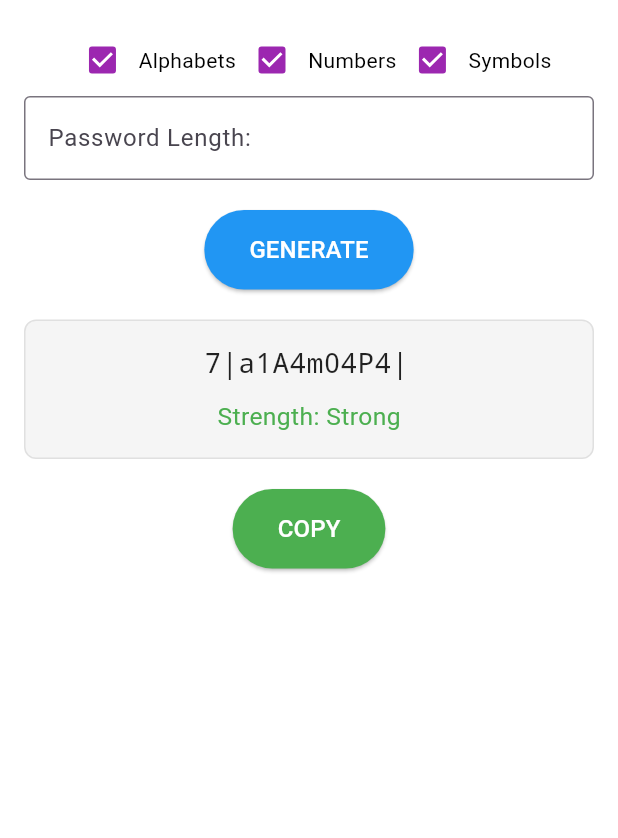
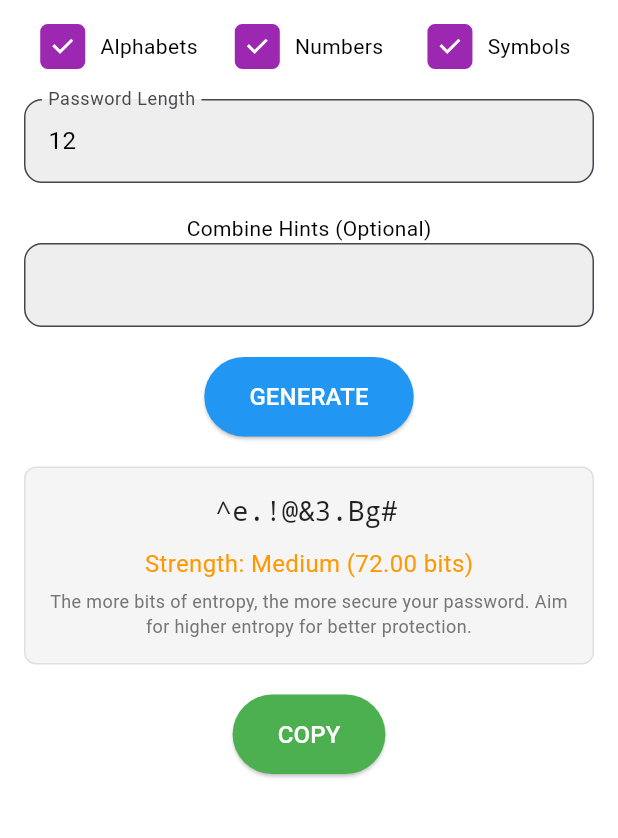
Before and after one commit to Raja-Debnath/RandomPassGen, a Flutter app: the screen it shows after launch, after a tap on "GENERATE", on a phone screen of 412 x 824 dp, the part 84-922 px from its top. Run offline on Flutter 3.47's test engine with Material 3 defaults, Android fonts, the light colour scheme and no system bars; our stand-ins replace shared_preferences.

Commit message:
Resolved merge conflicts

```diff
--- a/lib/main.dart
+++ b/lib/main.dart
@@ -1,5 +1,5 @@
+import 'dart:math';
 import 'package:flutter/material.dart';
-import 'dart:math';
 import 'package:flutter/services.dart';
 import 'package:shared_preferences/shared_preferences.dart';
 import 'package:url_launcher/url_launcher.dart';
@@ -38,80 +38,107 @@ class PasswordGeneratorScreen extends StatefulWidget {
       _PasswordGeneratorScreenState();
 }
 
-class _PasswordGeneratorScreenState extends State<PasswordGeneratorScreen>
-    with SingleTickerProviderStateMixin {
+class _PasswordGeneratorScreenState extends State<PasswordGeneratorScreen> {
   bool _includeAlphabets = true;
   bool _includeNumbers = true;
   bool _includeSymbols = true;
   int _passwordLength = 12;
   String _generatedPassword = '';
-  String _passwordStrength = 'Weak';
+  String _passwordStrength = 'Weak (0 bits)';
   List<String> _passwordHistory = [];
-  late AnimationController _animationController;
-  late Animation<double> _animation;
+  String _hints = '';
 
   final String numbers = '0123456789';
   final String alphabets =
       'ABCDEFGHIJKLMNOPQRSTUVWXYZabcdefghijklmnopqrstuvwxyz';
   final String symbols = '!@#\$%^&*()_+-=[]{}|;:,.<>?/';
 
+  final TextEditingController _lengthController =
+  TextEditingController(text: '12');
+  final TextEditingController _hintsController = TextEditingController();
+
   @override
   void initState() {
     super.initState();
     _loadPasswordHistory();
-    _animationController = AnimationController(
-      vsync: this,
-      duration: const Duration(seconds: 2),
-    )..repeat(reverse: true);
-    _animation =
-        CurvedAnimation(parent: _animationController, curve: Curves.easeInOut);
   }
 
   @override
   void dispose() {
-    _animationController.dispose();
+    _lengthController.dispose();
+    _hintsController.dispose();
     super.dispose();
   }
 
-  String generatePassword() {
+  String generatePasswordWithHints() {
     final pools = <String>[];
     if (_includeAlphabets) pools.add(alphabets);
     if (_includeNumbers) pools.add(numbers);
     if (_includeSymbols) pools.add(symbols);
 
     if (pools.isEmpty) {
-      throw Exception('At least one character type must be enabled');
+      throw Exception('At least 1 character type must be enabled');
     }
 
+    final hintsList = _hints.split(',').map((hint) => hint.trim()).toList();
     final password = <String>[];
     final random = Random();
+
+    // Generate positions for hints
+    final hintCount = hintsList.length;
+    final hintIndices = List.generate(hintCount, (index) => index);
+    hintIndices.shuffle(random);
+
+    final hintPositions = <int>[];
+    for (int i = 0; i < hintCount; i++) {
+      hintPositions.add(random.nextInt(_passwordLength));
+    }
+    hintPositions.sort();
+
     for (int i = 0; i < _passwordLength; i++) {
+      if (hintPositions.isNotEmpty && hintPositions.first == i) {
+        // Place hint in the current position
+        password.add(hintsList.removeAt(0));
+        hintPositions.removeAt(0);
+      } else {
         String pool = pools[random.nextInt(pools.length)];
         String character = pool[random.nextInt(pool.length)];
         password.add(character);
+      }
     }
 
     return password.join('');
   }
 
   void updatePasswordStrength(String password) {
-    int score = 0;
-    if (password.length >= 8) score++;
-    if (RegExp(r'[A-Z]').hasMatch(password)) score++;
-    if (RegExp(r'[a-z]').hasMatch(password)) score++;
-    if (RegExp(r'[0-9]').hasMatch(password)) score++;
-    if (RegExp(r'[!@#\$%^&*()_+\-=\[\]{}|;:,.<>?/]').hasMatch(password))
-      score++;
+    int entropy = calculateEntropy(password);
+    String strength = getStrength(entropy);
 
     setState(() {
-      if (score <= 2) {
-        _passwordStrength = 'Weak';
-      } else if (score == 3) {
-        _passwordStrength = 'Medium';
-      } else {
-        _passwordStrength = 'Strong';
+      _passwordStrength =
+      'Strength: $strength (${entropy.toStringAsFixed(2)} bits)';
+    });
   }
-    });
+
+  int calculateEntropy(String password) {
+    int characterSetSize = 0;
+    if (RegExp(r'[A-Z]').hasMatch(password))
+      characterSetSize += 26; // Uppercase letters
+    if (RegExp(r'[a-z]').hasMatch(password))
+      characterSetSize += 26; // Lowercase letters
+    if (RegExp(r'[0-9]').hasMatch(password)) characterSetSize += 10; // Numbers
+    if (RegExp(r'[!@#\$%^&*()_+\-=\[\]{}|;:,.<>?/]').hasMatch(password))
+      characterSetSize += 32; // Symbols
+
+    if (characterSetSize == 0) return 0;
+
+    return (password.length * log2(characterSetSize.toDouble())).toInt();
+  }
+
+  String getStrength(int entropy) {
+    if (entropy >= 80) return 'Strong';
+    if (entropy >= 40) return 'Medium';
+    return 'Weak';
   }
 
   void _savePasswordHistory() async {
@@ -148,7 +175,7 @@ class _PasswordGeneratorScreenState extends State<PasswordGeneratorScreen>
       context: context,
       builder: (context) {
         return AlertDialog(
-          title: const Text('Password History'),
+          title: const Text('History'),
           content: SizedBox(
             width: double.maxFinite,
             height: 400, // Increased height
@@ -192,10 +219,6 @@ class _PasswordGeneratorScreenState extends State<PasswordGeneratorScreen>
                       },
                       child: const Text('Clear All'),
                     ),
-                    TextButton(
-                      onPressed: () => Navigator.of(context).pop(),
-                      child: const Text('Close'),
-                    ),
                   ],
                 ),
               ],
@@ -211,7 +234,6 @@ class _PasswordGeneratorScreenState extends State<PasswordGeneratorScreen>
       context: context,
       builder: (context) {
         return AlertDialog(
-          title: const Text('Info'),
           content: SingleChildScrollView(
             child: Column(
               crossAxisAlignment: CrossAxisAlignment.start,
@@ -224,7 +246,7 @@ class _PasswordGeneratorScreenState extends State<PasswordGeneratorScreen>
                   },
                 ),
                 ListTile(
-                  title: const Text('Tips for Passwords'),
+                  title: const Text('Password Tips'),
                   onTap: () {
                     Navigator.of(context).pop();
                     _showTipsDialog();
@@ -233,12 +255,6 @@ class _PasswordGeneratorScreenState extends State<PasswordGeneratorScreen>
               ],
             ),
           ),
-          actions: [
-            TextButton(
-              onPressed: () => Navigator.of(context).pop(),
-              child: const Text('Close'),
-            ),
-          ],
         );
       },
     );
@@ -249,7 +265,7 @@ class _PasswordGeneratorScreenState extends State<PasswordGeneratorScreen>
       context: context,
       builder: (context) {
         return AlertDialog(
-          title: const Text('Tips for Passwords'),
+          title: const Text('Password Tips'),
           content: SingleChildScrollView(
             child: ListBody(
               children: const [
@@ -258,17 +274,11 @@ class _PasswordGeneratorScreenState extends State<PasswordGeneratorScreen>
                       '• Include both uppercase and lowercase letters.\n'
                       '• Add numbers and symbols.\n'
                       '• Avoid using real words or easily guessable information.\n'
-                  '• Consider using a password manager for stronger security.',
+                      '• Consider using a password manager for stronger security.\n',
                 ),
               ],
             ),
           ),
-          actions: [
-            TextButton(
-              onPressed: () => Navigator.of(context).pop(),
-              child: const Text('Close'),
-            ),
-          ],
         );
       },
     );
@@ -284,47 +294,53 @@ class _PasswordGeneratorScreenState extends State<PasswordGeneratorScreen>
             mainAxisSize: MainAxisSize.min,
             crossAxisAlignment: CrossAxisAlignment.start,
             children: [
+              const Text(
+                '\nWEBSITE :- ',
+                style: TextStyle(color: Colors.black),
+              ),
               GestureDetector(
                 onTap: () {
                   launchUrl(
                       Uri.parse('https://raja-debnath.github.io/Pass_deploy/'));
                 },
                 child: const Text(
-                  'WEBSITE: https://raja-debnath.github.io/Pass_deploy/',
+                  'https://raja-debnath.github.io/Pass_deploy/\n',
                   style: TextStyle(
                       color: Colors.blue, decoration: TextDecoration.underline),
                 ),
               ),
               const SizedBox(height: 10),
+              const Text(
+                'CONTACT MAIL :- ',
+                style: TextStyle(color: Colors.black),
+              ),
               GestureDetector(
                 onTap: () {
                   launchUrl(Uri.parse('mailto:mrayushh.at@gmail.com'));
                 },
                 child: const Text(
-                  'CONTACT E-MAIL: mrayushh.at@gmail.com',
+                  'mrayushh.at@gmail.com\n',
                   style: TextStyle(
                       color: Colors.blue, decoration: TextDecoration.underline),
                 ),
               ),
               const SizedBox(height: 10),
+              const Text(
+                'GITHUB :- ',
+                style: TextStyle(color: Colors.black),
+              ),
               GestureDetector(
                 onTap: () {
                   launchUrl(Uri.parse('https://github.com/Mr-Ayushh'));
                 },
                 child: const Text(
-                  'GITHUB: https://github.com/Mr-Ayushh',
+                  'https://github.com/Mr-Ayushh\n',
                   style: TextStyle(
                       color: Colors.blue, decoration: TextDecoration.underline),
                 ),
               ),
             ],
           ),
-          actions: [
-            TextButton(
-              onPressed: () => Navigator.of(context).pop(),
-              child: const Text('Close'),
-            ),
-          ],
         );
       },
     );
@@ -350,24 +366,44 @@ class _PasswordGeneratorScreenState extends State<PasswordGeneratorScreen>
         child: Padding(
           padding: const EdgeInsets.all(16.0),
           child: Column(
-            mainAxisSize: MainAxisSize.min,
             children: [
-              FittedBox(
-                child: Row(
+              Center(
+                child: Column(
+                  crossAxisAlignment: CrossAxisAlignment.center,
+                  children: [
+                    Row(
                       mainAxisAlignment: MainAxisAlignment.center,
                       children: [
                         Expanded(
                           child: Row(
+                            mainAxisAlignment: MainAxisAlignment.center,
                             children: [
-                          Checkbox(
+                              AnimatedContainer(
+                                duration: const Duration(milliseconds: 300),
+                                width: 30,
+                                height: 30,
+                                decoration: BoxDecoration(
+                                  borderRadius: BorderRadius.circular(5),
+                                  color: _includeAlphabets
+                                      ? Colors.purple
+                                      : Colors.grey[300],
+                                  border: Border.all(
+                                    color: Colors.purple,
+                                    width: 2,
+                                  ),
+                                ),
+                                child: Checkbox(
                                   value: _includeAlphabets,
                                   onChanged: (bool? value) {
                                     setState(() {
                                       _includeAlphabets = value ?? false;
                                     });
                                   },
-                            activeColor: Colors.purple,
+                                  activeColor: Colors.transparent,
+                                  checkColor: Colors.white,
                                 ),
+                              ),
+                              const SizedBox(width: 10),
                               const Text('Alphabets',
                                   style: TextStyle(color: Colors.black)),
                             ],
@@ -375,16 +411,34 @@ class _PasswordGeneratorScreenState extends State<PasswordGeneratorScreen>
                         ),
                         Expanded(
                           child: Row(
+                            mainAxisAlignment: MainAxisAlignment.center,
                             children: [
-                          Checkbox(
+                              AnimatedContainer(
+                                duration: const Duration(milliseconds: 300),
+                                width: 30,
+                                height: 30,
+                                decoration: BoxDecoration(
+                                  borderRadius: BorderRadius.circular(5),
+                                  color: _includeNumbers
+                                      ? Colors.purple
+                                      : Colors.grey[300],
+                                  border: Border.all(
+                                    color: Colors.purple,
+                                    width: 2,
+                                  ),
+                                ),
+                                child: Checkbox(
                                   value: _includeNumbers,
                                   onChanged: (bool? value) {
                                     setState(() {
                                       _includeNumbers = value ?? false;
                                     });
                                   },
-                            activeColor: Colors.purple,
+                                  activeColor: Colors.transparent,
+                                  checkColor: Colors.white,
                                 ),
+                              ),
+                              const SizedBox(width: 10),
                               const Text('Numbers',
                                   style: TextStyle(color: Colors.black)),
                             ],
@@ -392,16 +446,34 @@ class _PasswordGeneratorScreenState extends State<PasswordGeneratorScreen>
                         ),
                         Expanded(
                           child: Row(
+                            mainAxisAlignment: MainAxisAlignment.center,
                             children: [
-                          Checkbox(
+                              AnimatedContainer(
+                                duration: const Duration(milliseconds: 300),
+                                width: 30,
+                                height: 30,
+                                decoration: BoxDecoration(
+                                  borderRadius: BorderRadius.circular(5),
+                                  color: _includeSymbols
+                                      ? Colors.purple
+                                      : Colors.grey[300],
+                                  border: Border.all(
+                                    color: Colors.purple,
+                                    width: 2,
+                                  ),
+                                ),
+                                child: Checkbox(
                                   value: _includeSymbols,
                                   onChanged: (bool? value) {
                                     setState(() {
                                       _includeSymbols = value ?? false;
                                     });
                                   },
-                            activeColor: Colors.purple,
+                                  activeColor: Colors.transparent,
+                                  checkColor: Colors.white,
                                 ),
+                              ),
+                              const SizedBox(width: 10),
                               const Text('Symbols',
                                   style: TextStyle(color: Colors.black)),
                             ],
@@ -409,11 +481,18 @@ class _PasswordGeneratorScreenState extends State<PasswordGeneratorScreen>
                         ),
                       ],
                     ),
+                    const SizedBox(height: 20),
+                    AnimatedContainer(
+                      duration: const Duration(milliseconds: 300),
+                      child: TextField(
+                        controller: _lengthController,
+                        decoration: InputDecoration(
+                          labelText: 'Password Length',
+                          border: OutlineInputBorder(
+                            borderRadius: BorderRadius.circular(12),
                           ),
-              TextField(
-                decoration: const InputDecoration(
-                  labelText: 'Password Length:',
-                  border: OutlineInputBorder(),
+                          filled: true,
+                          fillColor: Colors.grey[200],
                         ),
                         keyboardType: TextInputType.number,
                         inputFormatters: <TextInputFormatter>[
@@ -425,10 +504,34 @@ class _PasswordGeneratorScreenState extends State<PasswordGeneratorScreen>
                           });
                         },
                       ),
+                    ),
+                    const SizedBox(height: 20),
+                    const Text('Combine Hints (Optional)'),
+                    AnimatedContainer(
+                      duration: const Duration(milliseconds: 300),
+                      child: TextField(
+                        controller: _hintsController,
+                        decoration: InputDecoration(
+                          border: OutlineInputBorder(
+                            borderRadius: BorderRadius.circular(12),
+                          ),
+                          filled: true,
+                          fillColor: Colors.grey[200],
+                        ),
+                        onChanged: (value) {
+                          setState(() {
+                            _hints = value;
+                          });
+                        },
+                      ),
+                    ),
+                  ],
+                ),
+              ),
               const SizedBox(height: 20),
               ElevatedButton(
                 onPressed: () {
-                  final password = generatePassword();
+                  final password = generatePasswordWithHints();
                   setState(() {
                     _generatedPassword = password;
                     updatePasswordStrength(password);
@@ -439,7 +542,7 @@ class _PasswordGeneratorScreenState extends State<PasswordGeneratorScreen>
                   padding:
                   const EdgeInsets.symmetric(horizontal: 30, vertical: 15),
                 ),
-                child: Text(
+                child: const Text(
                   'GENERATE',
                   style: TextStyle(fontSize: 16, color: Colors.white),
                 ),
@@ -456,17 +559,11 @@ class _PasswordGeneratorScreenState extends State<PasswordGeneratorScreen>
                     width: 1,
                   ),
                 ),
-                child: AnimatedBuilder(
-                  animation: _animation,
-                  builder: (context, child) {
-                    return Transform.scale(
-                      scale: 1 + _animation.value * 0.05,
-                      child: SingleChildScrollView(
                 child: Column(
                   children: [
                     SelectableText(
                       _generatedPassword.isEmpty
-                                  ? 'Your password will appear here.'
+                          ? 'Password will appear here.'
                           : _generatedPassword,
                       style: const TextStyle(
                         fontSize: 18,
@@ -477,21 +574,26 @@ class _PasswordGeneratorScreenState extends State<PasswordGeneratorScreen>
                     ),
                     const SizedBox(height: 10),
                     Text(
-                              'Strength: $_passwordStrength',
+                      _passwordStrength,
                       style: TextStyle(
                         fontSize: 16,
-                                color: _passwordStrength == 'Strong'
+                        color: _passwordStrength.contains('Strong')
                             ? Colors.green
-                                    : _passwordStrength == 'Medium'
+                            : _passwordStrength.contains('Medium')
                             ? Colors.orange
                             : Colors.red,
                       ),
                     ),
+                    const SizedBox(height: 5),
+                    Text(
+                      'The more bits of entropy, the more secure your password. Aim for higher entropy for better protection.',
+                      style: TextStyle(
+                        fontSize: 12,
+                        color: Colors.grey[600],
+                      ),
+                      textAlign: TextAlign.center,
+                    ),
                   ],
-                        ),
-                      ),
-                    );
-                  },
                 ),
               ),
               const SizedBox(height: 20),
@@ -525,4 +627,6 @@ class _PasswordGeneratorScreenState extends State<PasswordGeneratorScreen>
       ),
     );
   }
+
+  double log2(double x) => log(x) / ln2;
 }
```
Lines whose indentation alone changed are shown as unchanged.
